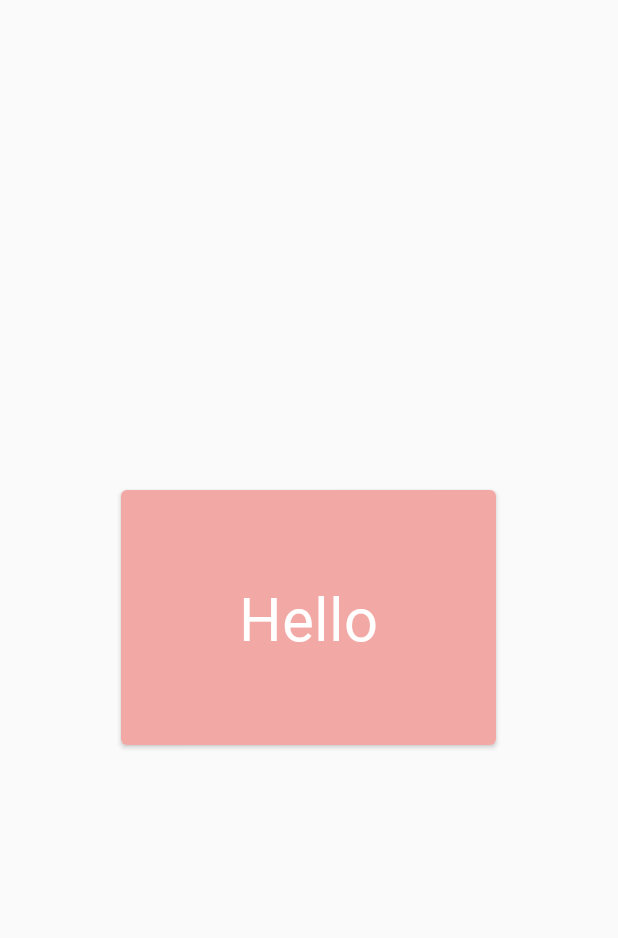
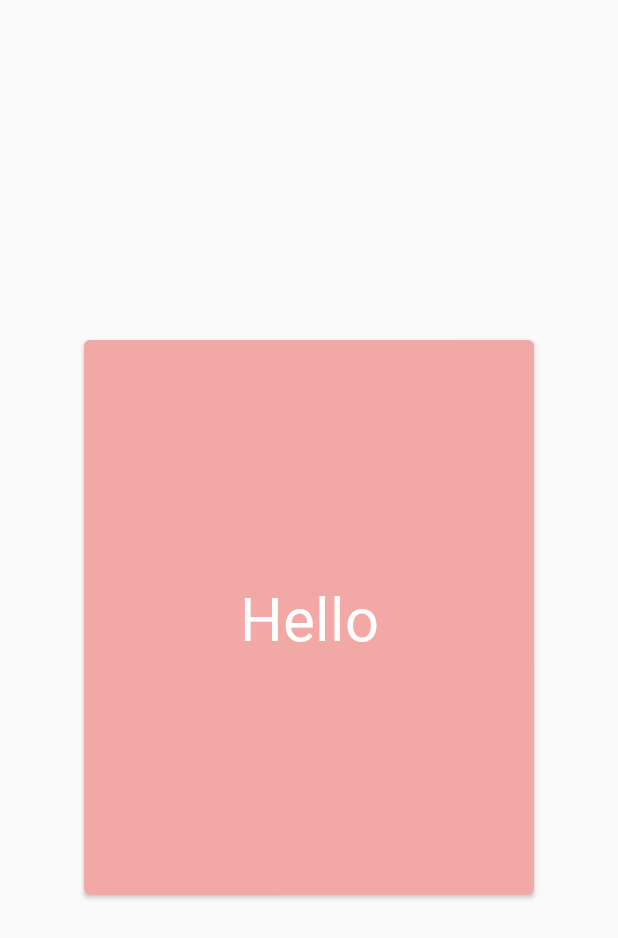
Before and after one commit to skkuse/2019spring_41class_team3, an Android app: the layout item.xml on its own in the app's theme, with its tools: preview values and no code run, on a phone screen of 412 x 824 dp. Shown: the top 938 px of the screen. Run offline under Robolectric (Android 15) with nearby library versions, the phone set to English and light mode, and no system bars.

Commit message:
card xml change

```diff
--- a/src/Android/app/src/main/java/com/example/flixtyle/DiscoveryActivity.java
+++ b/src/Android/app/src/main/java/com/example/flixtyle/DiscoveryActivity.java
@@ -22,7 +22,6 @@ import com.lorentzos.flingswipe.SwipeFlingAdapterView;
 
 import java.util.ArrayList;
 
-//hi
 
 public class DiscoveryActivity extends AppCompatActivity {
 
--- a/src/Android/app/src/main/res/layout/item.xml
+++ b/src/Android/app/src/main/res/layout/item.xml
@@ -22,8 +22,8 @@
         app:cardCornerRadius="4dp">
 
         <FrameLayout
-            android:layout_width="250dp"
-            android:layout_height="170dp"
+            android:layout_width="300dp"
+            android:layout_height="370dp"
             android:layout_gravity="center">
 
 
```
